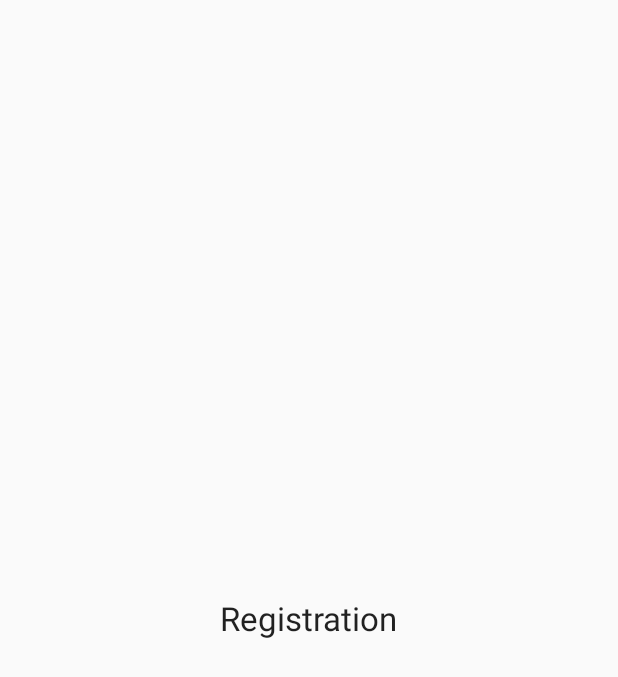
After one commit to Goodf3lla/Application-nosensitivity, an Android app: the layout register_business.xml on its own in the app's theme, with its tools: preview values and no code run, on a phone screen of 412 x 824 dp. The commit adds this screen. Shown: the top 677 px of the screen. Run offline under Robolectric (Android 15) with nearby library versions, the phone set to English and light mode, and no system bars.

Commit message:
business registration

```diff
--- a/app/src/main/res/layout/activity_sign_up_screen.xml
+++ b/app/src/main/res/layout/activity_sign_up_screen.xml
@@ -51,7 +51,7 @@
         <!--        android:drawableLeft="@drawable/password"/>-->
 
         <CheckBox
-            android:id="@+id/checkBox2"
+            android:id="@+id/checkBusinessUser"
             android:layout_width="wrap_content"
             android:layout_height="wrap_content"
             android:layout_gravity="center_horizontal"
--- /dev/null
+++ b/app/src/main/res/layout/register_business.xml
@@ -0,0 +1,17 @@
+<?xml version="1.0" encoding="utf-8"?>
+<RelativeLayout xmlns:android="http://schemas.android.com/apk/res/android"
+    android:layout_width="match_parent"
+    android:layout_height="match_parent"
+    android:orientation="vertical"
+    android:weightSum="1">
+
+    <TextView
+        android:id="@+id/textView"
+        android:layout_width="wrap_content"
+        android:layout_height="wrap_content"
+        android:layout_centerHorizontal="true"
+        android:layout_centerVertical="true"
+        android:layout_gravity="center_horizontal"
+        android:text="Registration"
+        android:textAppearance="?android:attr/textAppearanceLarge" />
+</RelativeLayout>
```
Also changed, not shown: app/src/main/java/de/smartdev/application_nosensitivity/login/LoginVerify.java (+15 -4 lines), app/src/main/java/de/smartdev/application_nosensitivity/login/RegisterBusiness.java (added, +17 -0 lines), app/src/main/java/de/smartdev/application_nosensitivity/login/SignUpActivity.java (+14 -1 lines).
